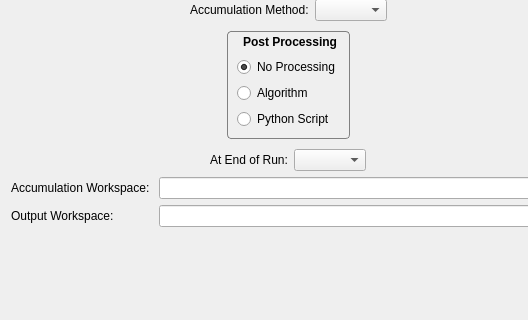
Qt form Code/Mantid/MantidQt/CustomDialogs/inc/MantidQtCustomDialogs/StartLiveDataDialog.ui (mantidproject/mantid) before a commit; both pictures show x 0 to 528 and y 350 to 670 of the 988 by 905 pixel window.
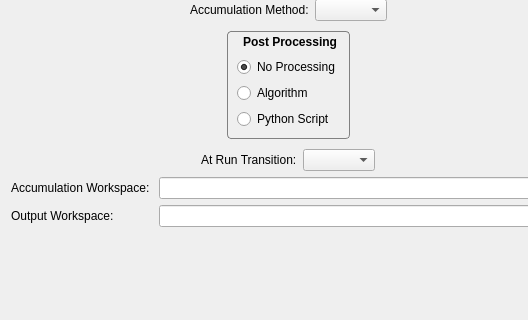
The same form after that commit. Custom widgets are drawn as their Qt base class.

Commit message:
Property name and GUI cleanups
Changed the property name from EndRunBehavior to RunTransitionBehavior
which is now a better description.  Updated all the references to the
old behavor (including test and GUI code).  Also changed the label in
the StartLiveData dialog window.

Refs #7209

What changed in the file:
```diff
--- a/Code/Mantid/MantidQt/CustomDialogs/inc/MantidQtCustomDialogs/StartLiveDataDialog.ui
+++ b/Code/Mantid/MantidQt/CustomDialogs/inc/MantidQtCustomDialogs/StartLiveDataDialog.ui
@@ -435,7 +435,7 @@
          <item>
           <widget class="QLabel" name="lblEndRunBehavior">
            <property name="text">
-            <string>At End of Run:</string>
+            <string>At Run Transition:</string>
            </property>
           </widget>
          </item>
```
Left out of the diff: 4 changed lines with no effect on the pictures. The commit also changes 4 other files.
